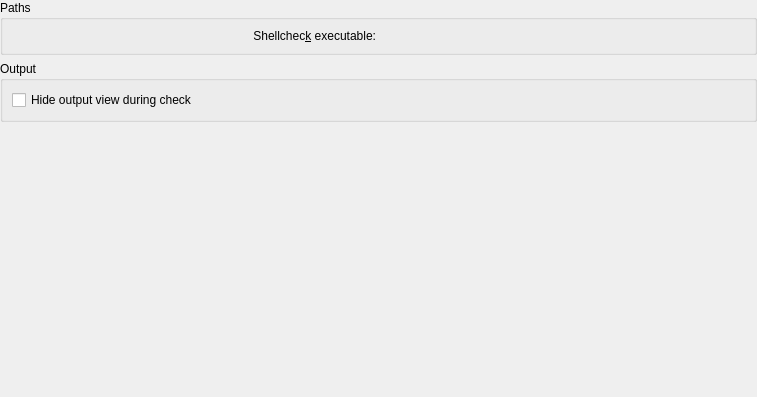
Old version of the form plugins/shellcheck/config/globalconfigpage.ui in the repository KDE/kdevelop.
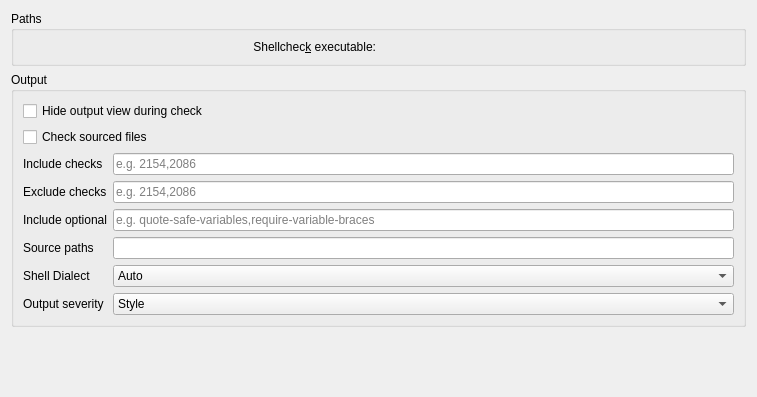
New version of the form. Custom widgets are drawn as their Qt base class.

Commit message: Third stage at getting the shellcheck plugin working. The plugin now runs shellcheck (if installed) and can parse the output

Patch:
```diff
--- a/plugins/shellcheck/config/globalconfigpage.ui
+++ b/plugins/shellcheck/config/globalconfigpage.ui
@@ -11,9 +11,6 @@
    </rect>
   </property>
   <layout class="QVBoxLayout" name="verticalLayout_2">
-   <property name="margin">
-    <number>0</number>
-   </property>
    <item>
     <widget class="QGroupBox" name="pathsGroupBox">
      <property name="title">
@@ -52,6 +49,167 @@
         </property>
        </widget>
       </item>
+      <item>
+       <widget class="QCheckBox" name="kcfg_checkSourced">
+        <property name="toolTip">
+         <string>Include warnings from sourced files</string>
+        </property>
+        <property name="text">
+         <string comment="@option:check">Check sourced files</string>
+        </property>
+       </widget>
+      </item>
+      <item>
+       <layout class="QGridLayout" name="gridLayout">
+        <item row="5" column="0" colspan="2">
+         <widget class="QLabel" name="label_6">
+          <property name="text">
+           <string>Output severity</string>
+          </property>
+         </widget>
+        </item>
+        <item row="2" column="2">
+         <widget class="QLineEdit" name="kcfg_optionalChecks">
+          <property name="toolTip">
+           <string>Include optional checks. Specified by comma separated names, or 'all'</string>
+          </property>
+          <property name="placeholderText">
+           <string>e.g. quote-safe-variables,require-variable-braces</string>
+          </property>
+         </widget>
+        </item>
+        <item row="1" column="0" colspan="2">
+         <widget class="QLabel" name="label_2">
+          <property name="text">
+           <string>Exclude checks</string>
+          </property>
+         </widget>
+        </item>
+        <item row="0" column="0" colspan="2">
+         <widget class="QLabel" name="label">
+          <property name="text">
+           <string>Include checks</string>
+          </property>
+         </widget>
+        </item>
+        <item row="3" column="2">
+         <widget class="QLineEdit" name="kcfg_sourcePaths">
+          <property name="toolTip">
+           <string>Specify path when looking for sourced files (&quot;SCRIPTDIR&quot; for script's dir)</string>
+          </property>
+          <property name="text">
+           <string/>
+          </property>
+         </widget>
+        </item>
+        <item row="5" column="2">
+         <widget class="QComboBox" name="kcfg_severityLevel">
+          <property name="toolTip">
+           <string>Minimum severity of errors to consider (error, warning, info, style)</string>
+          </property>
+          <item>
+           <property name="text">
+            <string comment="@item:inlistbox">Style</string>
+           </property>
+          </item>
+          <item>
+           <property name="text">
+            <string comment="@item:inlistbox">Info</string>
+           </property>
+          </item>
+          <item>
+           <property name="text">
+            <string comment="@item:inlistbox">Warning</string>
+           </property>
+          </item>
+          <item>
+           <property name="text">
+            <string comment="@item:inlistbox">Error</string>
+           </property>
+          </item>
+         </widget>
+        </item>
+        <item row="3" column="0">
+         <widget class="QLabel" name="label_4">
+          <property name="text">
+           <string>Source paths</string>
+          </property>
+         </widget>
+        </item>
+        <item row="1" column="2">
+         <widget class="QLineEdit" name="kcfg_excludeChecks">
+          <property name="toolTip">
+           <string>Exclude given checks. Specified by comma separated check-code numbers</string>
+          </property>
+          <property name="text">
+           <string/>
+          </property>
+          <property name="placeholderText">
+           <string>e.g. 2154,2086</string>
+          </property>
+         </widget>
+        </item>
+        <item row="0" column="2">
+         <widget class="QLineEdit" name="kcfg_includeChecks">
+          <property name="toolTip">
+           <string>Only do given types of checks. Specified by comma separated check-code numbers</string>
+          </property>
+          <property name="text">
+           <string/>
+          </property>
+          <property name="placeholderText">
+           <string>e.g. 2154,2086</string>
+          </property>
+         </widget>
+        </item>
+        <item row="4" column="0">
+         <widget class="QLabel" name="label_5">
+          <property name="text">
+           <string>Shell Dialect</string>
+          </property>
+         </widget>
+        </item>
+        <item row="4" column="2">
+         <widget class="QComboBox" name="kcfg_shellDialect">
+          <property name="toolTip">
+           <string>Specify dialect (sh, bash, dash, ksh) empty and shellcheck will try and autodetect from the shebang</string>
+          </property>
+          <item>
+           <property name="text">
+            <string comment="@item:inlistbox">Auto</string>
+           </property>
+          </item>
+          <item>
+           <property name="text">
+            <string comment="@item:inlistbox">sh</string>
+           </property>
+          </item>
+          <item>
+           <property name="text">
+            <string comment="@item:inlistbox">bash</string>
+           </property>
+          </item>
+          <item>
+           <property name="text">
+            <string comment="@item:inlistbox">dash</string>
+           </property>
+          </item>
+          <item>
+           <property name="text">
+            <string comment="@item:inlistbox">ksh</string>
+           </property>
+          </item>
+         </widget>
+        </item>
+        <item row="2" column="0" colspan="2">
+         <widget class="QLabel" name="label_3">
+          <property name="text">
+           <string>Include optional</string>
+          </property>
+         </widget>
+        </item>
+       </layout>
+      </item>
      </layout>
     </widget>
    </item>
```
Left out of the diff: 2 changed lines with no effect on the pictures. The commit also changes 16 other files.
